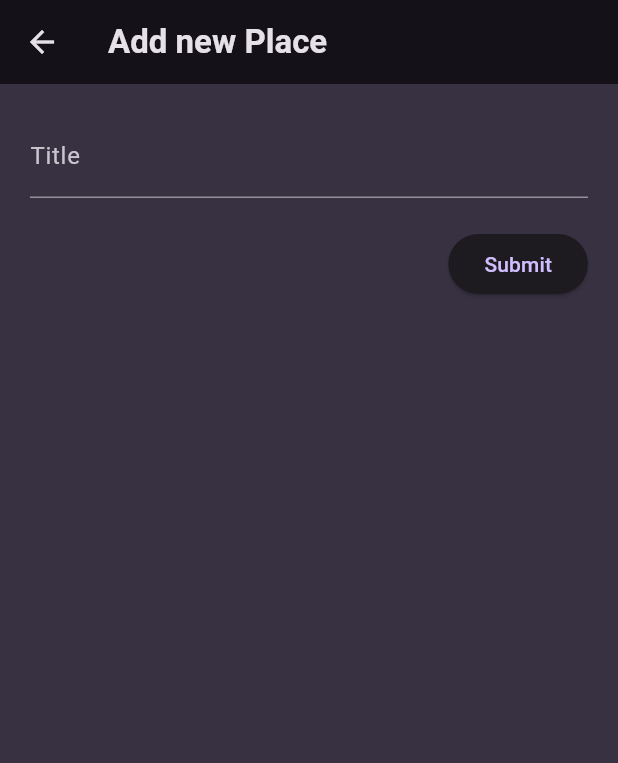
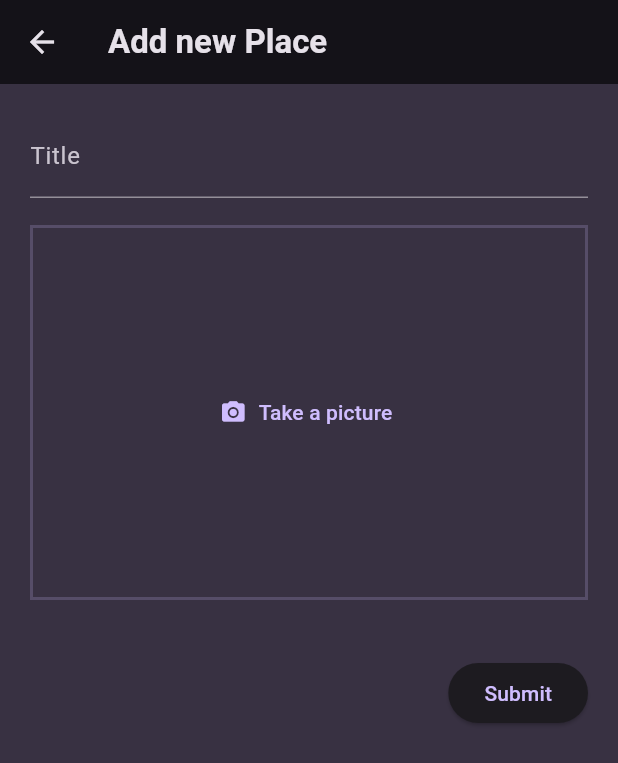
Before and after one commit to leminhtri1511/snap-spot, a Flutter app: the screen it shows after launch, after a tap on the "add" icon, on a phone screen of 412 x 824 dp. Shown: the top 763 px of the screen. Run offline on Flutter 3.47's test engine with Material 3 defaults, Android fonts, the phone set to English and light mode, and no system bars; our stand-ins replace flutter_riverpod, google_fonts, image_picker.

Commit message:
feat: add camera feature

```diff
--- a/lib/models/place.dart
+++ b/lib/models/place.dart
@@ -1,3 +1,5 @@
+import 'dart:io';
+
 import 'package:uuid/uuid.dart';
 
 const uuid = Uuid();
@@ -5,8 +7,10 @@ const uuid = Uuid();
 class Place {
   Place({
     required this.title,
+    required this.image,
   }) : id = uuid.v4();
 
   final String id;
   final String title;
+  final File image;
 }
--- a/lib/screens/add_place_screen.dart
+++ b/lib/screens/add_place_screen.dart
@@ -1,6 +1,9 @@
+import 'dart:io';
+
 import 'package:flutter/material.dart';
 import 'package:flutter_riverpod/flutter_riverpod.dart';
 import 'package:snap_spot/providers/user_places.dart';
+import 'package:snap_spot/widgets/image_input.dart';
 
 class AddPlaceScreen extends ConsumerStatefulWidget {
   const AddPlaceScreen({super.key});
@@ -11,15 +14,18 @@ class AddPlaceScreen extends ConsumerStatefulWidget {
 
 class _AddPlaceScreenState extends ConsumerState<AddPlaceScreen> {
   final titleController = TextEditingController();
+  File? selectedImage;
 
   void savePlace() {
     final enteredTitle = titleController.text;
 
-    if (enteredTitle.isEmpty) {
+    if (enteredTitle.isEmpty || selectedImage == null) {
       return;
     }
 
-    ref.read(userPlacesProvider.notifier).addPlace(enteredTitle);
+    ref
+        .read(userPlacesProvider.notifier)
+        .addPlace(enteredTitle, selectedImage!);
 
     Navigator.of(context).pop();
   }
@@ -49,6 +55,12 @@ class _AddPlaceScreenState extends ConsumerState<AddPlaceScreen> {
               style:
                   TextStyle(color: Theme.of(context).colorScheme.onBackground),
             ),
+            Padding(
+              padding: const EdgeInsets.symmetric(vertical: 18.0),
+              child: ImageInput(
+                onPickImage: (image) => selectedImage = image,
+              ),
+            ),
             Row(
               mainAxisAlignment: MainAxisAlignment.end,
               children: [
--- a/lib/screens/places_list_screen.dart
+++ b/lib/screens/places_list_screen.dart
@@ -17,7 +17,8 @@ class PlacesListScreen extends ConsumerWidget {
         title: const Text('Your places'),
         actions: [
           IconButton(
-            onPressed: () => Navigator.push(
+            onPressed: () =>
+            Navigator.push(
               context,
               CupertinoPageRoute(
                 builder: (context) => const AddPlaceScreen(),
@@ -27,8 +28,14 @@ class PlacesListScreen extends ConsumerWidget {
           ),
         ],
       ),
-      body: PlacesList(
-        places: userPlaces,
+      body: Padding(
+        padding: const EdgeInsets.symmetric(
+          vertical: 15.0,
+          horizontal: 5,
+        ),
+        child: PlacesList(
+          places: userPlaces,
+        ),
       ),
     );
   }
--- /dev/null
+++ b/lib/widgets/image_input.dart
@@ -0,0 +1,72 @@
+import 'dart:io';
+
+import 'package:flutter/material.dart';
+import 'package:image_picker/image_picker.dart';
+
+class ImageInput extends StatefulWidget {
+  const ImageInput({
+    super.key,
+    required this.onPickImage,
+  });
+
+  final void Function(File image) onPickImage;
+
+  @override
+  State<ImageInput> createState() => _ImageInputState();
+}
+
+class _ImageInputState extends State<ImageInput> {
+  File? selectedImage;
+
+  void takePicture() async {
+    final imagePicker = ImagePicker();
+
+    final pickedImage = await imagePicker.pickImage(
+      source: ImageSource.camera,
+      maxWidth: 600,
+    );
+
+    if (pickedImage == null) {
+      return;
+    }
+
+    setState(() {
+      selectedImage = File(pickedImage.path);
+    });
+
+    widget.onPickImage(selectedImage!);
+  }
+
+  @override
+  Widget build(BuildContext context) {
+    Widget content = TextButton.icon(
+      onPressed: takePicture,
+      icon: const Icon(Icons.camera_alt),
+      label: const Text('Take a picture'),
+    );
+
+    if (selectedImage != null) {
+      content = GestureDetector(
+        onTap: takePicture,
+        child: Image.file(
+          selectedImage!,
+          fit: BoxFit.cover,
+          width: double.infinity,
+        ),
+      );
+    }
+
+    return Container(
+      decoration: BoxDecoration(
+        border: Border.all(
+          width: 2,
+          color: Theme.of(context).colorScheme.primary.withOpacity(0.2),
+        ),
+      ),
+      height: 250,
+      width: double.infinity,
+      alignment: Alignment.center,
+      child: content,
+    );
+  }
+}
--- a/pubspec.yaml
+++ b/pubspec.yaml
@@ -7,10 +7,13 @@ environment:
   sdk: '>=3.1.5 <4.0.0'
 
 dependencies:
+  animations: ^2.0.8
   flutter:
     sdk: flutter
   flutter_riverpod: ^2.4.9
   google_fonts: ^6.1.0
+  image_picker: ^1.0.4
+  location: ^5.0.3
   uuid: ^4.2.1
 
 dev_dependencies:
```
Also changed, not shown: lib/providers/user_places.dart (+7 -2 lines), lib/screens/place_detail_screen.dart (+9 -8 lines), lib/widgets/places_list.dart (+9 -1 lines), pubspec.lock, 5 other files.
